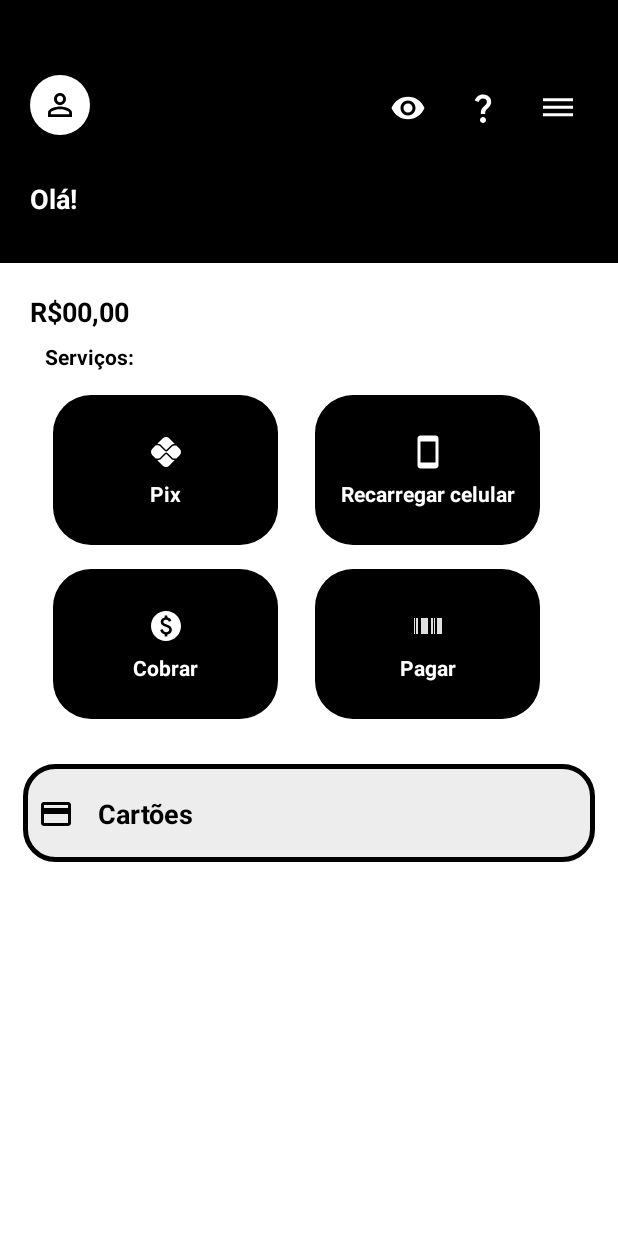
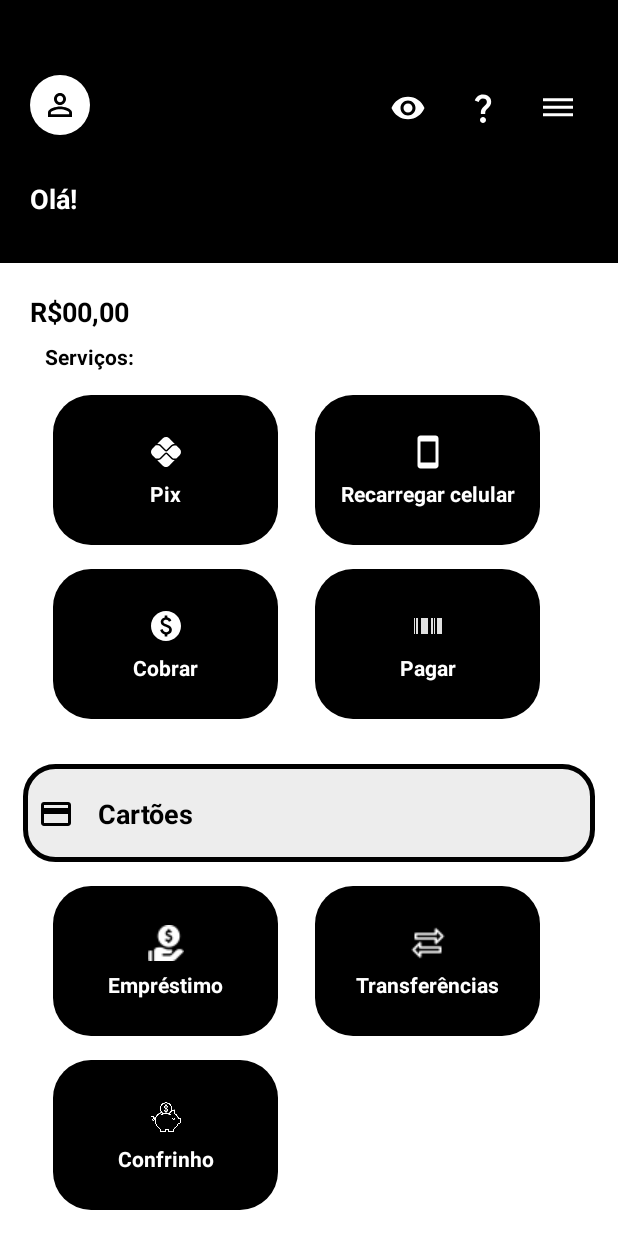
Before and after one commit to leonardocerqueira69/banco_projeto, an Android app: the MainActivity screen opened directly, with no data from a screen before it, on a phone screen of 412 x 824 dp. Run offline under Robolectric (Android 15) with nearby library versions, the phone set to English and light mode, and no system bars.

Commit message:
Adição de mais alguns componentes.

```diff
--- a/app/src/main/res/layout/activity_main.xml
+++ b/app/src/main/res/layout/activity_main.xml
@@ -1,6 +1,10 @@
 <?xml version="1.0" encoding="utf-8"?>
-
-<androidx.constraintlayout.widget.ConstraintLayout xmlns:android="http://schemas.android.com/apk/res/android"
+<ScrollView
+    xmlns:android="http://schemas.android.com/apk/res/android"
+    android:layout_width="match_parent"
+    android:layout_height="match_parent"
+    android:fillViewport="true">
+<androidx.constraintlayout.widget.ConstraintLayout
     xmlns:app="http://schemas.android.com/apk/res-auto"
     xmlns:tools="http://schemas.android.com/tools"
     android:layout_width="match_parent"
@@ -264,8 +268,95 @@
         android:textColor="@color/black"
         android:textSize="18sp"></TextView>
 
+    <View
+        android:id="@+id/servicos5"
+        android:layout_width="150dp"
+        android:layout_height="100dp"
+        android:layout_marginTop="16dp"
+        android:background="@drawable/container_servicos"
+        app:layout_constraintStart_toStartOf="parent"
+        app:layout_constraintTop_toBottomOf="@id/container_meus_cartoes"
+        android:layout_marginStart="35dp"/>
 
+    <ImageView
+        android:layout_width="wrap_content"
+        android:layout_height="wrap_content"
+        android:src="@drawable/ic_emprestimo"
+        app:layout_constraintStart_toStartOf="@id/servicos5"
+        app:layout_constraintEnd_toEndOf="@id/servicos5"
+        app:layout_constraintBottom_toTopOf="@id/servicos5"
+        android:layout_marginBottom="-50dp"/>
 
+    <TextView
+        android:layout_width="wrap_content"
+        android:layout_height="wrap_content"
+        android:text="Empréstimo"
+        android:textStyle="bold"
+        android:textColor="@color/white"
+        app:layout_constraintStart_toStartOf="@id/servicos5"
+        app:layout_constraintEnd_toEndOf="@id/servicos5"
+        app:layout_constraintBottom_toTopOf="@id/servicos5"
+        android:layout_marginBottom="-75dp"/>
 
+    <View
+        android:id="@+id/servicos6"
+        android:layout_width="150dp"
+        android:layout_height="100dp"
+        android:layout_marginTop="16dp"
+        android:background="@drawable/container_servicos"
+        app:layout_constraintStart_toStartOf="parent"
+        app:layout_constraintTop_toBottomOf="@id/container_meus_cartoes"
+        android:layout_marginStart="210dp"/>
+
+    <ImageView
+        android:layout_width="wrap_content"
+        android:layout_height="wrap_content"
+        android:src="@drawable/ic_transferias"
+        app:layout_constraintStart_toStartOf="@id/servicos6"
+        app:layout_constraintEnd_toEndOf="@id/servicos6"
+        app:layout_constraintBottom_toTopOf="@id/servicos6"
+        android:layout_marginBottom="-50dp"/>
+
+    <TextView
+        android:layout_width="wrap_content"
+        android:layout_height="wrap_content"
+        android:text="Transferências"
+        android:textStyle="bold"
+        android:textColor="@color/white"
+        app:layout_constraintStart_toStartOf="@id/servicos6"
+        app:layout_constraintEnd_toEndOf="@id/servicos6"
+        app:layout_constraintBottom_toTopOf="@id/servicos6"
+        android:layout_marginBottom="-75dp"/>
+
+    <View
+        android:id="@+id/servicos7"
+        android:layout_width="150dp"
+        android:layout_height="100dp"
+        android:layout_marginTop="16dp"
+        android:background="@drawable/container_servicos"
+        app:layout_constraintStart_toStartOf="parent"
+        app:layout_constraintTop_toBottomOf="@id/servicos5"
+        android:layout_marginStart="35dp"/>
+
+    <ImageView
+    android:layout_width="24dp"
+    android:layout_height="24dp"
+    android:src="@drawable/ic_cofrinho"
+    app:layout_constraintStart_toStartOf="@id/servicos7"
+    app:layout_constraintEnd_toEndOf="@id/servicos7"
+    app:layout_constraintBottom_toTopOf="@id/servicos7"
+    android:layout_marginBottom="-50dp"/>
+
+    <TextView
+        android:layout_width="wrap_content"
+        android:layout_height="wrap_content"
+        android:text="Confrinho"
+        android:textStyle="bold"
+        android:textColor="@color/white"
+        app:layout_constraintStart_toStartOf="@id/servicos7"
+        app:layout_constraintEnd_toEndOf="@id/servicos7"
+        app:layout_constraintBottom_toTopOf="@id/servicos7"
+        android:layout_marginBottom="-75dp"/>
 
 </androidx.constraintlayout.widget.ConstraintLayout>
+</ScrollView>
```
Also changed, not shown: app/src/main/res/drawable/ic_cofrinho.png (added), app/src/main/res/drawable/ic_emprestimo.png (added), app/src/main/res/drawable/ic_transferias.png (added).
